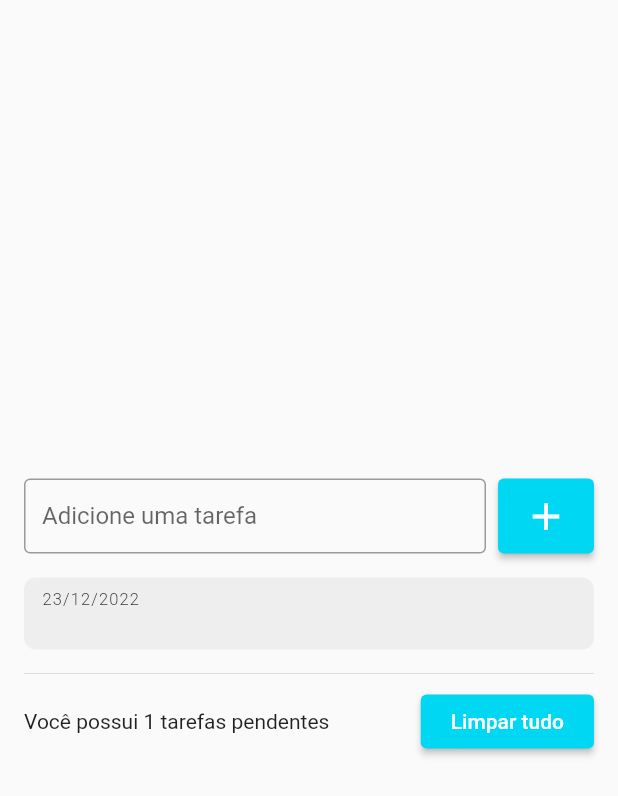
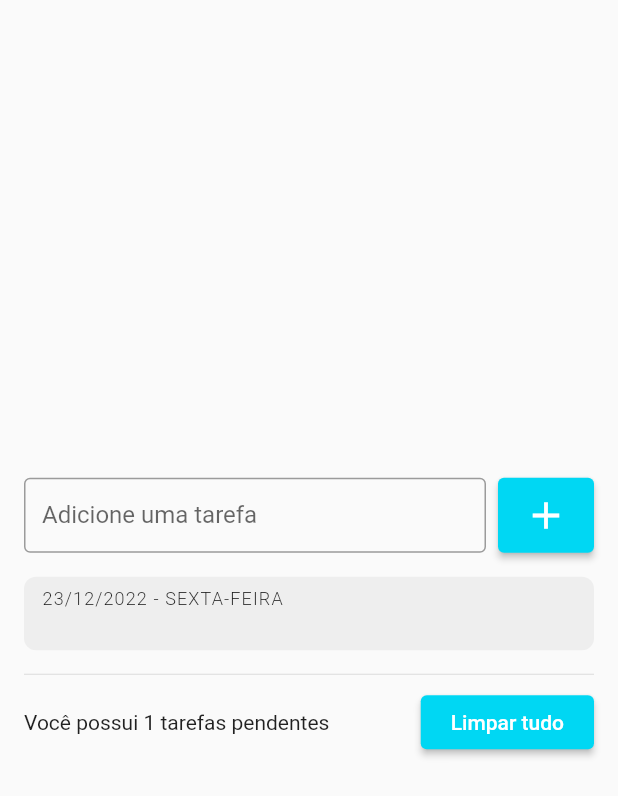
Before and after one commit to marcosmanto/app_tasks_flutter, a Flutter app: the screen it shows after launch, after a tap on the "add" icon, on a phone screen of 412 x 824 dp. Shown: the top 796 px of the screen. Run offline on Flutter 3.47's test engine with Material 2 defaults, Android fonts, the phone set to English and light mode, and no system bars.

Commit message:
Added DateTimeExtension that adds a format method to a DateTime with option for locale.

```diff
--- /dev/null
+++ b/lib/utils/date_time_extension.dart
@@ -0,0 +1,11 @@
+import 'package:intl/date_symbol_data_local.dart';
+import 'package:intl/intl.dart';
+
+extension DateTimeExtension on DateTime {
+  String format([String pattern = 'dd/MM/yyyy', String? locale]) {
+    if (locale != null && locale.isNotEmpty) {
+      initializeDateFormatting(locale);
+    }
+    return DateFormat(pattern, locale).format(this);
+  }
+}
--- a/lib/widgets/todo_list_item.dart
+++ b/lib/widgets/todo_list_item.dart
@@ -1,5 +1,5 @@
 import 'package:flutter/material.dart';
-import 'package:intl/intl.dart';
+import '../utils/date_time_extension.dart';
 
 import '../models/todo.dart';
 
@@ -21,9 +21,9 @@ class TodoListItem extends StatelessWidget {
         crossAxisAlignment: CrossAxisAlignment.start,
         children: <Widget>[
           Text(
-            DateFormat('dd/MM/yyyy').format(todo.createdAt),
+            todo.createdAt.format('dd/MM/yyyy - EEEE', 'pt-BR').toUpperCase(),
             style: TextStyle(
-              fontSize: 11,
+              fontSize: 12,
               fontWeight: FontWeight.w300,
               letterSpacing: .75,
             ),
```
